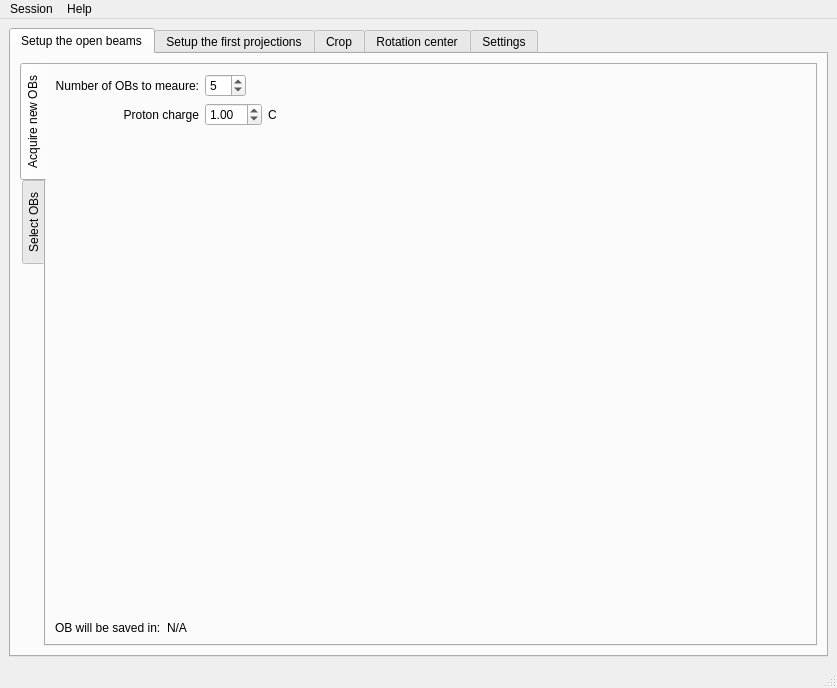
ornlneutronimaging/HyperCTui, file src/asui/ui/main_application.ui: the form before one commit.
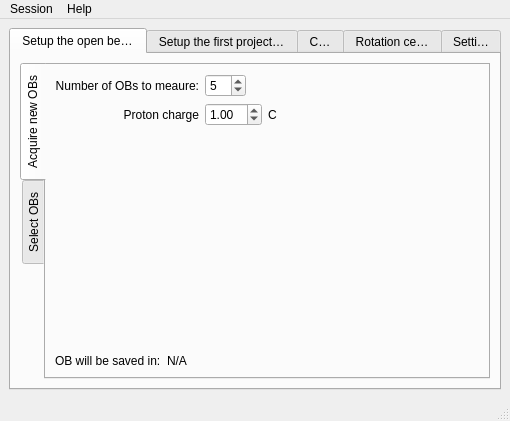
The form after the commit. Icons and pictures are not drawn.

Commit message: UI is resized according to tab selected. this refs #10

What changed in the file:
```diff
--- a/src/asui/ui/main_application.ui
+++ b/src/asui/ui/main_application.ui
@@ -6,8 +6,8 @@
    <rect>
     <x>0</x>
     <y>0</y>
-    <width>837</width>
-    <height>688</height>
+    <width>510</width>
+    <height>421</height>
    </rect>
   </property>
   <property name="windowTitle">
@@ -435,7 +435,7 @@
     <rect>
      <x>0</x>
      <y>0</y>
-     <width>837</width>
+     <width>510</width>
      <height>24</height>
     </rect>
    </property>
```
The commit also changes 3 other files.
